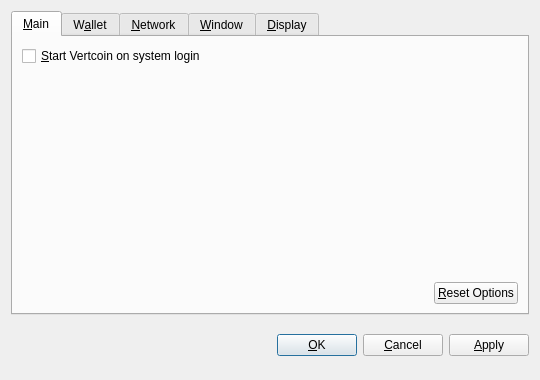
vertcoin/eyeglass, file src/qt/forms/optionsdialog.ui: the form before one commit.
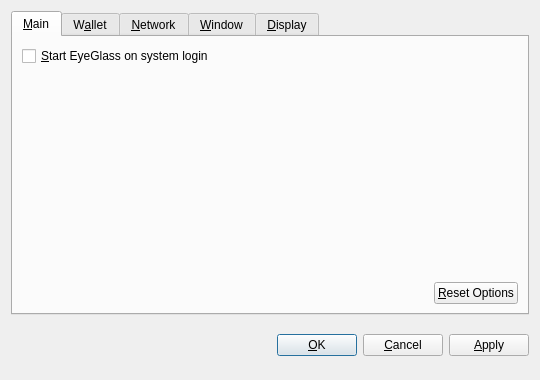
The form after the commit. Custom widgets are drawn as their Qt base class.

Diff of the .ui file:
```diff
--- a/src/qt/forms/optionsdialog.ui
+++ b/src/qt/forms/optionsdialog.ui
@@ -36,7 +36,7 @@
           <string>Automatically start Vertcoin after logging in to the system.</string>
          </property>
          <property name="text">
-          <string>&amp;Start Vertcoin on system login</string>
+          <string>&amp;Start EyeGlass on system login</string>
          </property>
         </widget>
        </item>
```
Left out of the diff: 10 changed lines with no effect on the pictures.
